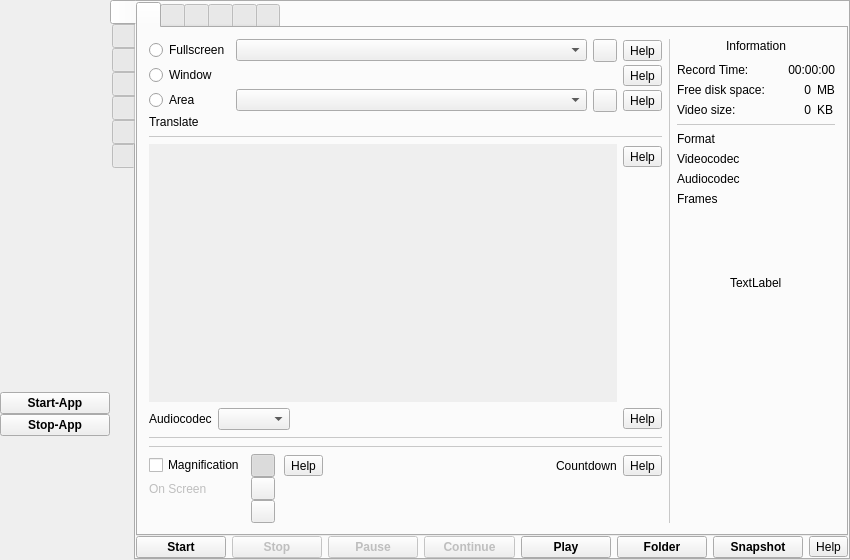
First picture: the form in src/formMainWindow.ui, repository vkohaupt/vokoscreenNG, before the edit.
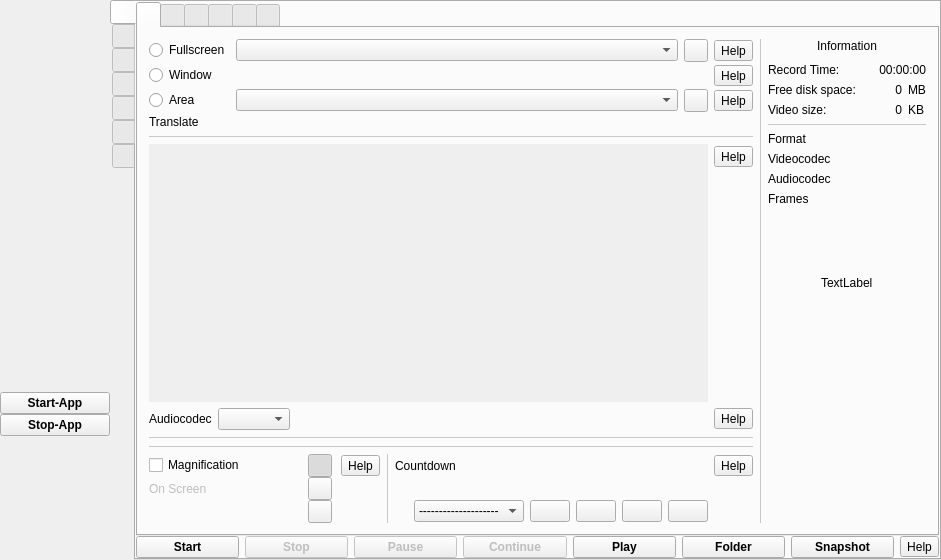
Second picture: the form after the edit. Icons and pictures are not drawn.

Diff of the .ui file:
```diff
--- a/src/formMainWindow.ui
+++ b/src/formMainWindow.ui
@@ -6,7 +6,7 @@
    <rect>
     <x>0</x>
     <y>0</y>
-    <width>850</width>
+    <width>941</width>
     <height>560</height>
    </rect>
   </property>
@@ -596,8 +596,8 @@
                       <rect>
                        <x>0</x>
                        <y>0</y>
-                       <width>442</width>
-                       <height>192</height>
+                       <width>533</width>
+                       <height>185</height>
                       </rect>
                      </property>
                      <property name="accessibleName">
@@ -728,10 +728,43 @@
                </widget>
               </item>
               <item>
-               <layout class="QGridLayout" name="gridLayout_13" columnstretch="0,0,0,0,0,0,0">
+               <layout class="QGridLayout" name="gridLayout_13" columnstretch="0,0,0,0,0,0,0,0">
                 <property name="verticalSpacing">
                  <number>0</number>
                 </property>
+                <item row="1" column="2">
+                 <layout class="QHBoxLayout" name="horizontalLayout_rectangle">
+                  <property name="leftMargin">
+                   <number>3</number>
+                  </property>
+                 </layout>
+                </item>
+                <item row="1" column="7">
+                 <widget class="QToolButton" name="help_screencast_countdown">
+                  <property name="toolTip">
+                   <string>Help</string>
+                  </property>
+                  <property name="text">
+                   <string notr="true">Help</string>
+                  </property>
+                 </widget>
+                </item>
+                <item row="1" column="1">
+                 <widget class="QToolButton" name="toolButton_magnifier_rectangle">
+                  <property name="text">
+                   <string notr="true"/>
+                  </property>
+                  <property name="checkable">
+                   <bool>true</bool>
+                  </property>
+                  <property name="checked">
+                   <bool>true</bool>
+                  </property>
+                  <attribute name="buttonGroup">
+                   <string notr="true">buttonGroup_2</string>
+                  </attribute>
+                 </widget>
+                </item>
                 <item row="1" column="0">
                  <widget class="QCheckBox" name="checkBoxMagnifier">
                   <property name="toolTip">
@@ -742,6 +775,113 @@
                   </property>
                  </widget>
                 </item>
+                <item row="3" column="5" colspan="2">
+                 <layout class="QHBoxLayout" name="horizontalLayout_72">
+                  <item>
+                   <widget class="QLabel" name="labelProfile">
+                    <property name="maximumSize">
+                     <size>
+                      <width>28</width>
+                      <height>28</height>
+                     </size>
+                    </property>
+                    <property name="text">
+                     <string notr="true"/>
+                    </property>
+                    <property name="pixmap">
+                     <pixmap resource="screencast.qrc">:/pictures/screencast/profile.png</pixmap>
+                    </property>
+                    <property name="scaledContents">
+                     <bool>true</bool>
+                    </property>
+                    <property name="wordWrap">
+                     <bool>false</bool>
+                    </property>
+                   </widget>
+                  </item>
+                  <item>
+                   <widget class="QComboBox" name="comboBoxProfile">
+                    <property name="currentText">
+                     <string notr="true">--------------------</string>
+                    </property>
+                    <item>
+                     <property name="text">
+                      <string notr="true">--------------------</string>
+                     </property>
+                    </item>
+                   </widget>
+                  </item>
+                  <item>
+                   <widget class="QPushButton" name="pushButtonProfileSave">
+                    <property name="toolTip">
+                     <string notr="true">Save</string>
+                    </property>
+                    <property name="text">
+                     <string notr="true"/>
+                    </property>
+                    <property name="icon">
+                     <iconset resource="screencast.qrc">
+                      <normaloff>:/pictures/screencast/profile-save-1.png</normaloff>:/pictures/screencast/profile-save-1.png</iconset>
+                    </property>
+                   </widget>
+                  </item>
+                  <item>
+                   <widget class="QPushButton" name="pushButtonProfileNew">
+                    <property name="toolTip">
+                     <string notr="true">New</string>
+                    </property>
+                    <property name="text">
+                     <string notr="true"/>
+                    </property>
+                    <property name="icon">
+                     <iconset resource="screencast.qrc">
+                      <normaloff>:/pictures/screencast/profile-new.png</normaloff>:/pictures/screencast/profile-new.png</iconset>
+                    </property>
+                   </widget>
+                  </item>
+                  <item>
+                   <widget class="QPushButton" name="pushButtonProfileDelete">
+                    <property name="toolTip">
+                     <string notr="true">Delete</string>
+                    </property>
+                    <property name="text">
+                     <string notr="true"/>
+                    </property>
+                    <property name="icon">
+                     <iconset resource="screencast.qrc">
+                      <normaloff>:/pictures/screencast/profile-delete.png</normaloff>:/pictures/screencast/profile-delete.png</iconset>
+                    </property>
+                   </widget>
+                  </item>
+                  <item>
+                   <widget class="QPushButton" name="pushButtonProfileLoad">
+                    <property name="toolTip">
+                     <string notr="true">Load</string>
+                    </property>
+                    <property name="text">
+                     <string notr="true"/>
+                    </property>
+                    <property name="icon">
+                     <iconset resource="screencast.qrc">
+                      <normaloff>:/pictures/screencast/profile-load.png</normaloff>:/pictures/screencast/profile-load.png</iconset>
+                    </property>
+                   </widget>
+                  </item>
+                 </layout>
+                </item>
+                <item row="2" column="1">
+                 <widget class="QToolButton" name="toolButton_magnifier_elipse">
+                  <property name="text">
+                   <string notr="true"/>
+                  </property>
+                  <property name="checkable">
+                   <bool>true</bool>
+                  </property>
+                  <attribute name="buttonGroup">
+                   <string notr="true">buttonGroup_2</string>
+                  </attribute>
+                 </widget>
+                </item>
                 <item row="3" column="1">
                  <widget class="QToolButton" name="toolButton_magnifier_circle">
                   <property name="text">
@@ -755,7 +895,54 @@
                   </attribute>
                  </widget>
                 </item>
-                <item row="1" column="5">
+                <item row="1" column="3">
+                 <widget class="QToolButton" name="help_screencast_magnifier">
+                  <property name="toolTip">
+                   <string>Help</string>
+                  </property>
+                  <property name="text">
+                   <string notr="true">Help</string>
+                  </property>
+                 </widget>
+                </item>
+                <item row="3" column="2">
+                 <layout class="QHBoxLayout" name="horizontalLayout_circle">
+                  <property name="leftMargin">
+                   <number>3</number>
+                  </property>
+                 </layout>
+                </item>
+                <item row="2" column="0">
+                 <widget class="QLabel" name="label_magnifier_on_screen">
+                  <property name="enabled">
+                   <bool>false</bool>
+                  </property>
+                  <property name="text">
+                   <string notr="true">On Screen</string>
+                  </property>
+                 </widget>
+                </item>
+                <item row="2" column="2">
+                 <layout class="QHBoxLayout" name="horizontalLayout_elipse">
+                  <property name="leftMargin">
+                   <number>3</number>
+                  </property>
+                 </layout>
+                </item>
+                <item row="1" column="4" rowspan="3">
+                 <widget class="Line" name="line_11">
+                  <property name="styleSheet">
+                   <string notr="true">color: rgb(200, 200, 200);</string>
+                  </property>
+                  <property name="frameShadow">
+                   <enum>QFrame::Plain</enum>
+                  </property>
+                  <property name="orientation">
+                   <enum>Qt::Vertical</enum>
+                  </property>
+                 </widget>
+                </item>
+                <item row="1" column="5" colspan="2">
                  <layout class="QHBoxLayout" name="horizontalLayout_60">
                   <item>
                    <widget class="QLabel" name="labelScreencastCountdownText">
@@ -769,102 +956,6 @@
                   </item>
                  </layout>
                 </item>
-                <item row="2" column="0">
-                 <widget class="QLabel" name="label_magnifier_on_screen">
-                  <property name="enabled">
-                   <bool>false</bool>
-                  </property>
-                  <property name="text">
-                   <string notr="true">On Screen</string>
-                  </property>
-                 </widget>
-                </item>
-                <item row="2" column="4">
-                 <spacer name="horizontalSpacer">
-                  <property name="orientation">
-                   <enum>Qt::Horizontal</enum>
-                  </property>
-                  <property name="sizeType">
-                   <enum>QSizePolicy::MinimumExpanding</enum>
-                  </property>
-                  <property name="sizeHint" stdset="0">
-                   <size>
-                    <width>40</width>
-                    <height>20</height>
-                   </size>
-                  </property>
-                 </spacer>
-                </item>
-                <item row="2" column="1">
-                 <widget class="QToolButton" name="toolButton_magnifier_elipse">
-                  <property name="text">
-                   <string notr="true"/>
-                  </property>
-                  <property name="checkable">
-                   <bool>true</bool>
-                  </property>
-                  <attribute name="buttonGroup">
-                   <string notr="true">buttonGroup_2</string>
-                  </attribute>
-                 </widget>
-                </item>
-                <item row="1" column="3">
-                 <widget class="QToolButton" name="help_screencast_magnifier">
-                  <property name="toolTip">
-                   <string>Help</string>
-                  </property>
-                  <property name="text">
-                   <string notr="true">Help</string>
-                  </property>
-                 </widget>
-                </item>
-                <item row="1" column="6">
-                 <widget class="QToolButton" name="help_screencast_countdown">
-                  <property name="toolTip">
-                   <string>Help</string>
-                  </property>
-                  <property name="text">
-                   <string notr="true">Help</string>
-                  </property>
-                 </widget>
-                </item>
-                <item row="1" column="1">
-                 <widget class="QToolButton" name="toolButton_magnifier_rectangle">
-                  <property name="text">
-                   <string notr="true"/>
-                  </property>
-                  <property name="checkable">
-                   <bool>true</bool>
-                  </property>
-                  <property name="checked">
-                   <bool>true</bool>
-                  </property>
-                  <attribute name="buttonGroup">
-                   <string notr="true">buttonGroup_2</string>
-                  </attribute>
-                 </widget>
-                </item>
-                <item row="3" column="2">
-                 <layout class="QHBoxLayout" name="horizontalLayout_circle">
-                  <property name="leftMargin">
-                   <number>3</number>
-                  </property>
-                 </layout>
-                </item>
-                <item row="2" column="2">
-                 <layout class="QHBoxLayout" name="horizontalLayout_elipse">
-                  <property name="leftMargin">
-                   <number>3</number>
-                  </property>
-                 </layout>
-                </item>
-                <item row="1" column="2">
-                 <layout class="QHBoxLayout" name="horizontalLayout_rectangle">
-                  <property name="leftMargin">
-                   <number>3</number>
-                  </property>
-                 </layout>
-                </item>
                </layout>
               </item>
              </layout>
@@ -1984,106 +2075,6 @@
                 </item>
                </layout>
               </item>
-              <item row="6" column="0">
-               <layout class="QHBoxLayout" name="horizontalLayout_72">
-                <item>
-                 <widget class="QLabel" name="labelProfile">
-                  <property name="maximumSize">
-                   <size>
-                    <width>28</width>
-                    <height>28</height>
-                   </size>
-                  </property>
-                  <property name="text">
-                   <string notr="true"/>
-                  </property>
-                  <property name="pixmap">
-                   <pixmap resource="screencast.qrc">:/pictures/screencast/profile.png</pixmap>
-                  </property>
-                  <property name="scaledContents">
-                   <bool>true</bool>
-                  </property>
-                  <property name="wordWrap">
-                   <bool>false</bool>
-                  </property>
-                 </widget>
-                </item>
-                <item>
-                 <widget class="QComboBox" name="comboBoxProfile">
-                  <property name="currentText">
-                   <string notr="true">--------------------</string>
-                  </property>
-                  <item>
-                   <property name="text">
-                    <string notr="true">--------------------</string>
-                   </property>
-                  </item>
-                 </widget>
-                </item>
-                <item>
-                 <widget class="QPushButton" name="pushButtonProfileSave">
-                  <property name="toolTip">
-                   <string notr="true">save</string>
-                  </property>
-                  <property name="text">
-                   <string notr="true"/>
-                  </property>
-                  <property name="icon">
-                   <iconset resource="screencast.qrc">
-                    <normaloff>:/pictures/screencast/profile-save-1.png</normaloff>:/pictures/screencast/profile-save-1.png</iconset>
-                  </property>
-                 </widget>
-                </item>
-                <item>
-                 <widget class="QPushButton" name="pushButtonProfileNew">
-                  <property name="toolTip">
-                   <string notr="true">New</string>
-                  </property>
-                  <property name="text">
-                   <string notr="true"/>
-                  </property>
-                  <property name="icon">
-                   <iconset resource="screencast.qrc">
-                    <normaloff>:/pictures/screencast/profile-new.png</normaloff>:/pictures/screencast/profile-new.png</iconset>
-                  </property>
-                 </widget>
-                </item>
-                <item>
-                 <widget class="QPushButton" name="pushButtonProfileDelete">
-                  <property name="toolTip">
-                   <string notr="true">Delete</string>
-                  </property>
-                  <property name="text">
-                   <string notr="true"/>
-                  </property>
-                  <property name="icon">
-                   <iconset resource="screencast.qrc">
-                    <normaloff>:/pictures/screencast/profile-delete.png</normaloff>:/pictures/screencast/profile-delete.png</iconset>
-                  </property>
-                 </widget>
-                </item>
-                <item>
-                 <widget class="QPushButton" name="pushButtonProfileLoad">
-                  <property name="text">
-                   <string notr="true">Load</string>
-                  </property>
-                 </widget>
-                </item>
-                <item>
-                 <spacer name="horizontalSpacer_18">
-                  <property name="orientation">
-                   <enum>Qt::Horizontal</enum>
-                  </property>
-                  <property name="sizeHint" stdset="0">
-                   <size>
-                    <width>40</width>
-                    <height>20</height>
-                   </size>
-                  </property>
-                 </spacer>
-                </item>
-               </layout>
-              </item>
               <item row="11" column="2">
                <widget class="QToolButton" name="help_screencast_lookforupdates">
                 <property name="toolTip">
```
Left out of the diff: 17 changed lines with no effect on the pictures.
